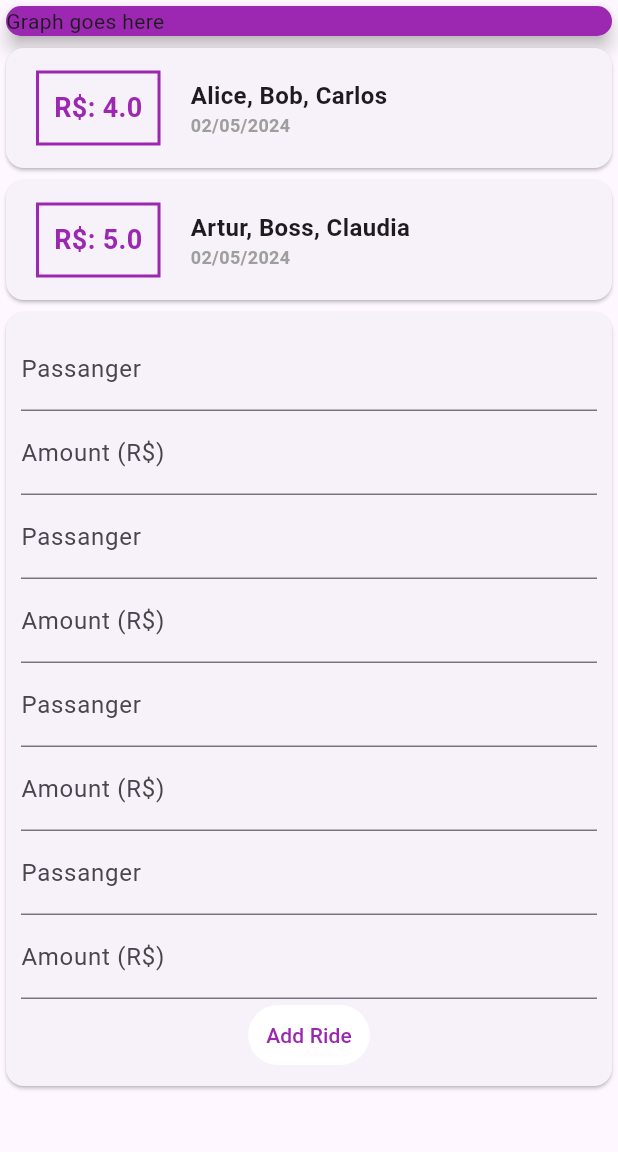
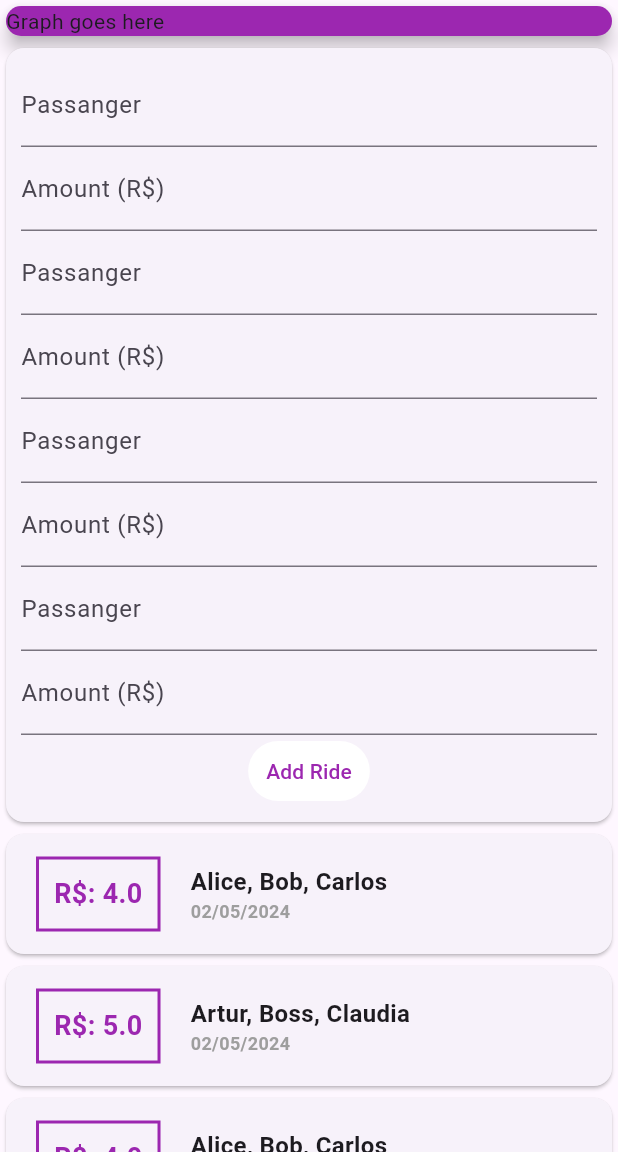
Before and after one commit to ArturMota19/flutterMaestry, a Flutter app: the screen it shows after launch, on a phone screen of 412 x 824 dp, the part 84-1236 px from its top. Run offline on Flutter 3.47's test engine with Material 3 defaults, Android fonts, the phone set to English and light mode, and no system bars.

Commit message:
15: Add scrollview

```diff
--- a/expenses/lib/components/rides_list.dart
+++ b/expenses/lib/components/rides_list.dart
@@ -17,7 +17,10 @@ class RidesList extends StatelessWidget {
 
   @override
   Widget build(BuildContext context) {
-    return Column(
+    return Container(
+      height: 300.0,
+      child: SingleChildScrollView(
+        child: Column(
           children: rides.map((ride) => Card(
             child: Row(
               children: [
@@ -67,6 +70,8 @@ class RidesList extends StatelessWidget {
               ],
             )
           )).toList(),
+        ),
+      ),
     );
   }
 }
--- a/expenses/lib/components/rides_user.dart
+++ b/expenses/lib/components/rides_user.dart
@@ -15,7 +15,11 @@ class RidesUser extends StatefulWidget {
 class _RidesUserState extends State<RidesUser> {
   final _rides = [
     Rides(id: '0', passangers: {'Alice': 1.0, 'Bob': 2.0, 'Carlos': 1.0}  , date: DateTime.now()),
-    Rides(id: '0', passangers: {'Artur': 2.0, 'Boss': 2.0, 'Claudia': 1.0}  , date: DateTime.now()),
+    Rides(id: '1', passangers: {'Artur': 2.0, 'Boss': 2.0, 'Claudia': 1.0}  , date: DateTime.now()),
+    Rides(id: '2', passangers: {'Alice': 1.0, 'Bob': 2.0, 'Carlos': 1.0}  , date: DateTime.now()),
+    Rides(id: '3', passangers: {'Artur': 2.0, 'Boss': 2.0, 'Claudia': 1.0}  , date: DateTime.now()),
+    Rides(id: '4', passangers: {'Alice': 1.0, 'Bob': 2.0, 'Carlos': 1.0}  , date: DateTime.now()),
+    Rides(id: '5', passangers: {'Artur': 2.0, 'Boss': 2.0, 'Claudia': 1.0}  , date: DateTime.now()),
   ];
 
   _addRide(Map<String, double> passangers) {
@@ -34,8 +38,8 @@ class _RidesUserState extends State<RidesUser> {
   Widget build(BuildContext context) {
     return Column(
       children: <Widget>[
+        RidesForm(_addRide),
         RidesList(_rides),
-        RidesForm(_addRide),
       ],
     );
   }
--- a/expenses/lib/main.dart
+++ b/expenses/lib/main.dart
@@ -28,7 +28,8 @@ class MyHomePage extends StatelessWidget {
         backgroundColor: Colors.purple,
         title: const Text('Ride Expenses'),
       ),
-      body: Column(
+      body: SingleChildScrollView(
+        child: Column(
           children: <Widget>[
             const SizedBox(
               width: double.infinity,
@@ -41,6 +42,7 @@ class MyHomePage extends StatelessWidget {
             RidesUser()
           ],
         ),
+      ),
     );
   }
 }
```
Lines whose indentation alone changed are shown as unchanged.
